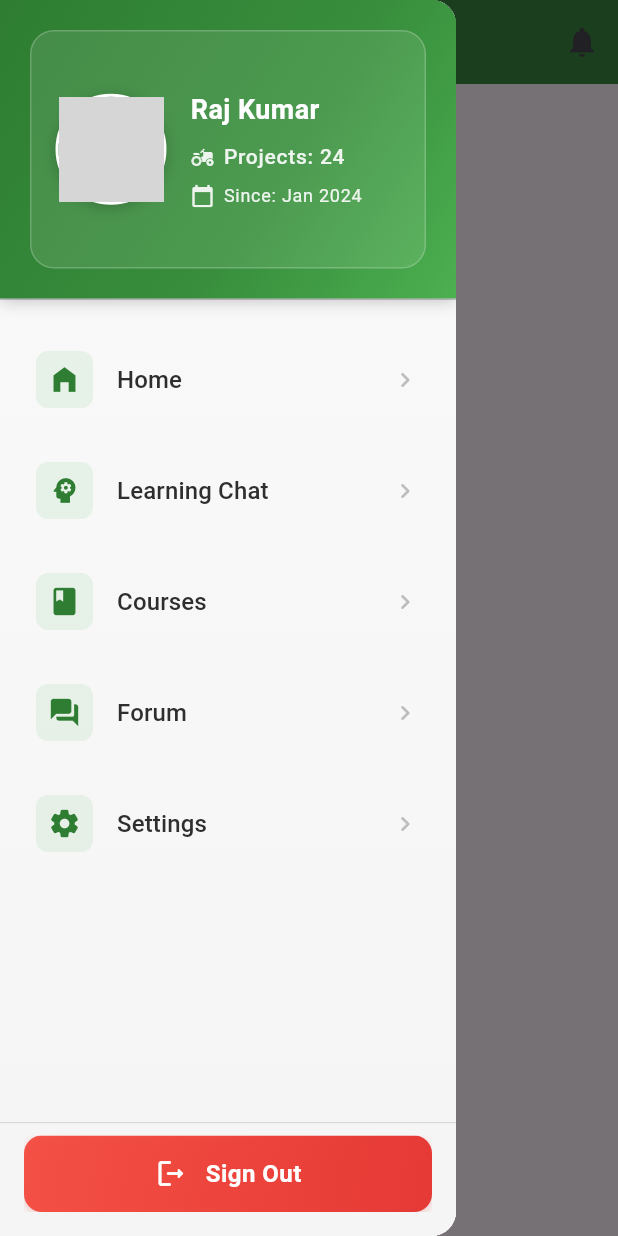
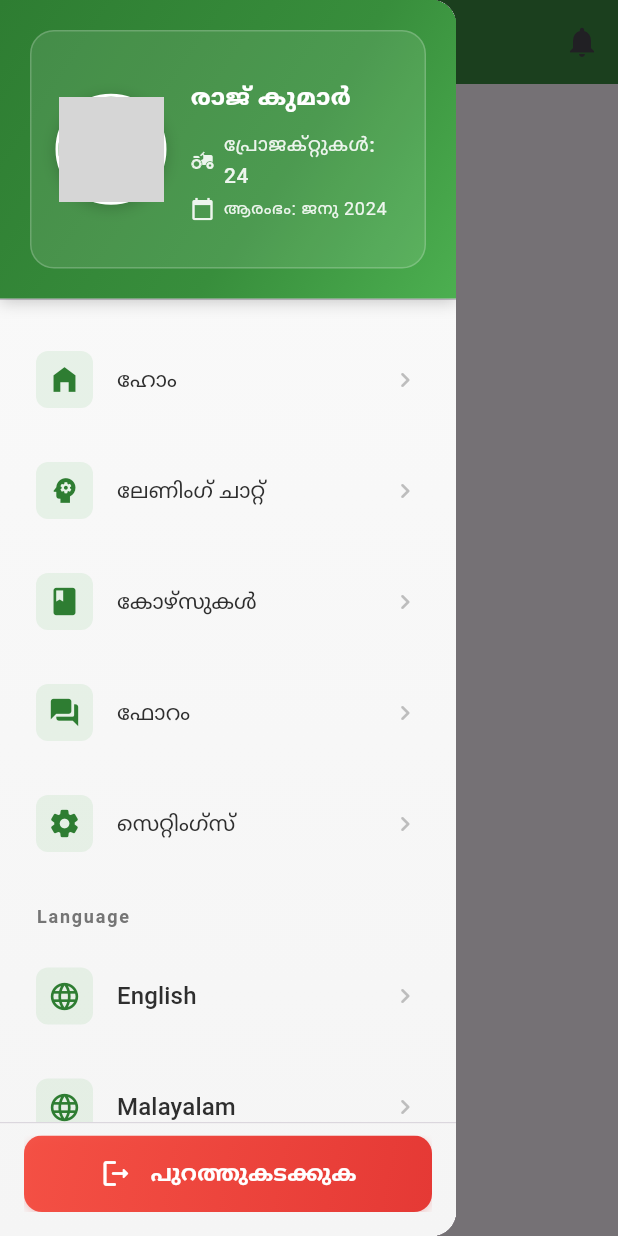
Before and after one commit to yuvakrishnayk/krishi_sakhi, a Flutter app: the screen it shows after launch, with the side drawer open, on a phone screen of 412 x 824 dp. Run offline on Flutter 3.47's test engine with Material 3 defaults, Android fonts, the light colour scheme and no system bars; network calls fail; grey boxes are pictures that could not be loaded.

Commit message:
Added Malayalam

````diff
--- a/lib/components/drawer.dart
+++ b/lib/components/drawer.dart
@@ -1,10 +1,13 @@
 import 'package:flutter/material.dart';
+import 'package:krishi_sakhi/main.dart'; // <-- for MyApp.of(context)
+import 'package:krishi_sakhi/l10n/app_localizations.dart';
 
 class CustomDrawer extends StatelessWidget {
   const CustomDrawer({Key? key}) : super(key: key);
 
   @override
   Widget build(BuildContext context) {
+    final l10n = AppLocalizations.of(context)!; // make non-null
     return Drawer(
       elevation: 16,
       child: Container(
@@ -17,18 +20,45 @@ class CustomDrawer extends StatelessWidget {
         ),
         child: Column(
           children: [
-            _buildDrawerHeader(),
+            _buildDrawerHeader(context),
             Expanded(
               child: ListView(
                 padding: EdgeInsets.zero,
                 children: [
                   const SizedBox(height: 8),
                   _buildDrawerSection('', [
-                    _DrawerItemData(Icons.home_filled, 'Home', () {}),
-                    _DrawerItemData(Icons.psychology, 'Learning Chat', () {}),
-                    _DrawerItemData(Icons.book_rounded, 'Courses', () {}),
-                    _DrawerItemData(Icons.forum_rounded, 'Forum', () {}),
-                    _DrawerItemData(Icons.settings_rounded, 'Settings', () {}),
+                    _DrawerItemData(Icons.home_filled, l10n.drawerHome, () {}),
+                    _DrawerItemData(
+                      Icons.psychology,
+                      l10n.drawerLearningChat,
+                      () {},
+                    ),
+                    _DrawerItemData(
+                      Icons.book_rounded,
+                      l10n.drawerCourses,
+                      () {},
+                    ),
+                    _DrawerItemData(
+                      Icons.forum_rounded,
+                      l10n.drawerForum,
+                      () {},
+                    ),
+                    _DrawerItemData(
+                      Icons.settings_rounded,
+                      l10n.drawerSettings,
+                      () {},
+                    ),
+                  ]),
+                  // Language switcher section
+                  _buildDrawerSection('Language', [
+                    _DrawerItemData(Icons.language, 'English', () {
+                      MyApp.of(context)?.changeLocale(const Locale('en'));
+                      Navigator.pop(context);
+                    }),
+                    _DrawerItemData(Icons.language, 'Malayalam', () {
+                      MyApp.of(context)?.changeLocale(const Locale('ml'));
+                      Navigator.pop(context);
+                    }),
                   ]),
                 ],
               ),
@@ -41,7 +71,7 @@ class CustomDrawer extends StatelessWidget {
     );
   }
 
-  Widget _buildDrawerHeader() {
+  Widget _buildDrawerHeader(BuildContext context) {
     return Container(
       height: 200,
       margin: const EdgeInsets.only(bottom: 8),
@@ -53,9 +83,9 @@ class CustomDrawer extends StatelessWidget {
             begin: Alignment.topLeft,
             end: Alignment.bottomRight,
             colors: [
-              const Color(0xFF2E7D32), // Dark green
-              const Color(0xFF388E3C), // Medium green
-              const Color(0xFF4CAF50), // Light green
+              const Color(0xFF2E7D32),
+              const Color(0xFF388E3C),
+              const Color(0xFF4CAF50),
             ],
             stops: const [0.0, 0.6, 1.0],
           ),
@@ -67,12 +97,12 @@ class CustomDrawer extends StatelessWidget {
             ),
           ],
         ),
-        child: _buildProfileContainer(),
+        child: _buildProfileContainer(context),
       ),
     );
   }
 
-  Widget _buildProfileContainer() {
+  Widget _buildProfileContainer(BuildContext context) {
     return Container(
       decoration: BoxDecoration(
         color: Colors.white.withOpacity(0.1),
@@ -86,7 +116,7 @@ class CustomDrawer extends StatelessWidget {
           _buildProfilePhoto(),
           const SizedBox(width: 16),
           // Right side - User info
-          Expanded(child: _buildUserDetails()),
+          Expanded(child: _buildUserDetails(context)),
         ],
       ),
     );
@@ -124,15 +154,16 @@ class CustomDrawer extends StatelessWidget {
     );
   }
 
-  Widget _buildUserDetails() {
+  Widget _buildUserDetails(BuildContext context) {
+    final l10n = AppLocalizations.of(context)!;
     return Column(
       crossAxisAlignment: CrossAxisAlignment.start,
       mainAxisAlignment: MainAxisAlignment.center,
       children: [
         // Name
-        const Text(
-          'Raj Kumar',
-          style: TextStyle(
+        Text(
+          l10n.userName,
+          style: const TextStyle(
             color: Colors.white,
             fontSize: 18,
             fontWeight: FontWeight.bold,
@@ -152,17 +183,21 @@ class CustomDrawer extends StatelessWidget {
               size: 16,
             ),
             const SizedBox(width: 6),
-            Text(
-              'Projects: 24',
-              style: TextStyle(
-                color: Colors.white.withOpacity(0.9),
-                fontSize: 14,
-                fontWeight: FontWeight.w500,
+            Flexible(
+              child: Text(
+                l10n.projectsCount('24'),
+                maxLines: 2,
+                overflow: TextOverflow.ellipsis,
+                style: TextStyle(
+                  color: Colors.white.withOpacity(0.9),
+                  fontSize: 14,
+                  fontWeight: FontWeight.w500,
+                ),
               ),
             ),
           ],
         ),
-        const SizedBox(height: 6),
+        const SizedBox(height: 2),
 
         // Account created date
         Row(
@@ -174,7 +209,7 @@ class CustomDrawer extends StatelessWidget {
             ),
             const SizedBox(width: 6),
             Text(
-              'Since: Jan 2024',
+              l10n.sinceDate,
               style: TextStyle(
                 color: Colors.white.withOpacity(0.9),
                 fontSize: 12,
@@ -208,10 +243,7 @@ class CustomDrawer extends StatelessWidget {
           (item) => _buildDrawerItem(
             icon: item.icon,
             title: item.title,
-            onTap: () {
-              // Navigator.pop(context);
-              item.onTap();
-            },
+            onTap: item.onTap,
           ),
         ),
       ],
@@ -269,6 +301,7 @@ class CustomDrawer extends StatelessWidget {
   }
 
   Widget _buildLogoutButton(BuildContext context) {
+    final l10n = AppLocalizations.of(context)!;
     return Container(
       width: double.infinity,
       margin: const EdgeInsets.fromLTRB(16, 8, 16, 16),
@@ -277,9 +310,7 @@ class CustomDrawer extends StatelessWidget {
         borderRadius: BorderRadius.circular(12),
         elevation: 0,
         child: InkWell(
-          onTap: () {
-            _showLogoutDialog(context);
-          },
+          onTap: () => _showLogoutDialog(context),
           borderRadius: BorderRadius.circular(12),
           child: Ink(
             decoration: BoxDecoration(
@@ -311,9 +342,9 @@ class CustomDrawer extends StatelessWidget {
                     size: 22,
                   ),
                   const SizedBox(width: 12),
-                  const Text(
-                    'Sign Out',
-                    style: TextStyle(
+                  Text(
+                    l10n.signOut,
+                    style: const TextStyle(
                       fontSize: 16,
                       fontWeight: FontWeight.w600,
                       color: Colors.white,
@@ -330,6 +361,7 @@ class CustomDrawer extends StatelessWidget {
   }
 
   void _showLogoutDialog(BuildContext context) {
+    final l10n = AppLocalizations.of(context)!;
     showDialog(
       context: context,
       builder: (BuildContext context) {
@@ -337,20 +369,23 @@ class CustomDrawer extends StatelessWidget {
           shape: RoundedRectangleBorder(
             borderRadius: BorderRadius.circular(16),
           ),
-          title: const Text(
-            'Sign Out',
-            style: TextStyle(fontWeight: FontWeight.w600),
+          title: Text(
+            l10n.signOut,
+            style: const TextStyle(fontWeight: FontWeight.w600),
           ),
-          content: const Text('Are you sure you want to sign out?'),
+          content: Text(l10n.signOutQuestion),
           actions: [
             TextButton(
               onPressed: () => Navigator.pop(context),
-              child: Text('Cancel', style: TextStyle(color: Colors.grey[600])),
+              child: Text(
+                l10n.cancel,
+                style: TextStyle(color: Colors.grey[600]),
+              ),
             ),
             ElevatedButton(
               onPressed: () {
                 Navigator.pop(context);
-                // Perform logout
+                // TODO: Perform logout
               },
               style: ElevatedButton.styleFrom(
                 backgroundColor: Colors.red.shade600,
@@ -358,9 +393,9 @@ class CustomDrawer extends StatelessWidget {
                   borderRadius: BorderRadius.circular(8),
                 ),
               ),
-              child: const Text(
-                'Sign Out',
-                style: TextStyle(color: Colors.white),
+              child: Text(
+                l10n.signOut,
+                style: const TextStyle(color: Colors.white),
               ),
             ),
           ],
@@ -374,6 +409,5 @@ class _DrawerItemData {
   final IconData icon;
   final String title;
   final VoidCallback onTap;
-
   _DrawerItemData(this.icon, this.title, this.onTap);
 }
--- /dev/null
+++ b/lib/l10n/app_localizations.dart
@@ -0,0 +1,201 @@
+import 'dart:async';
+
+import 'package:flutter/foundation.dart';
+import 'package:flutter/widgets.dart';
+import 'package:flutter_localizations/flutter_localizations.dart';
+import 'package:intl/intl.dart' as intl;
+
+import 'app_localizations_en.dart';
+import 'app_localizations_ml.dart';
+
+// ignore_for_file: type=lint
+
+/// Callers can lookup localized strings with an instance of AppLocalizations
+/// returned by `AppLocalizations.of(context)`.
+///
+/// Applications need to include `AppLocalizations.delegate()` in their app's
+/// `localizationDelegates` list, and the locales they support in the app's
+/// `supportedLocales` list. For example:
+///
+/// ```dart
+/// import 'l10n/app_localizations.dart';
+///
+/// return MaterialApp(
+///   localizationsDelegates: AppLocalizations.localizationsDelegates,
+///   supportedLocales: AppLocalizations.supportedLocales,
+///   home: MyApplicationHome(),
+/// );
+/// ```
+///
+/// ## Update pubspec.yaml
+///
+/// Please make sure to update your pubspec.yaml to include the following
+/// packages:
+///
+/// ```yaml
+/// dependencies:
+///   # Internationalization support.
+///   flutter_localizations:
+///     sdk: flutter
+///   intl: any # Use the pinned version from flutter_localizations
+///
+///   # Rest of dependencies
+/// ```
+///
+/// ## iOS Applications
+///
+/// iOS applications define key application metadata, including supported
+/// locales, in an Info.plist file that is built into the application bundle.
+/// To configure the locales supported by your app, you’ll need to edit this
+/// file.
+///
+/// First, open your project’s ios/Runner.xcworkspace Xcode workspace file.
+/// Then, in the Project Navigator, open the Info.plist file under the Runner
+/// project’s Runner folder.
+///
+/// Next, select the Information Property List item, select Add Item from the
+/// Editor menu, then select Localizations from the pop-up menu.
+///
+/// Select and expand the newly-created Localizations item then, for each
+/// locale your application supports, add a new item and select the locale
+/// you wish to add from the pop-up menu in the Value field. This list should
+/// be consistent with the languages listed in the AppLocalizations.supportedLocales
+/// property.
+abstract class AppLocalizations {
+  AppLocalizations(String locale) : localeName = intl.Intl.canonicalizedLocale(locale.toString());
+
+  final String localeName;
+
+  static AppLocalizations? of(BuildContext context) {
+    return Localizations.of<AppLocalizations>(context, AppLocalizations);
+  }
+
+  static const LocalizationsDelegate<AppLocalizations> delegate = _AppLocalizationsDelegate();
+
+  /// A list of this localizations delegate along with the default localizations
+  /// delegates.
+  ///
+  /// Returns a list of localizations delegates containing this delegate along with
+  /// GlobalMaterialLocalizations.delegate, GlobalCupertinoLocalizations.delegate,
+  /// and GlobalWidgetsLocalizations.delegate.
+  ///
+  /// Additional delegates can be added by appending to this list in
+  /// MaterialApp. This list does not have to be used at all if a custom list
+  /// of delegates is preferred or required.
+  static const List<LocalizationsDelegate<dynamic>> localizationsDelegates = <LocalizationsDelegate<dynamic>>[
+    delegate,
+    GlobalMaterialLocalizations.delegate,
+    GlobalCupertinoLocalizations.delegate,
+    GlobalWidgetsLocalizations.delegate,
+  ];
+
+  /// A list of this localizations delegate's supported locales.
+  static const List<Locale> supportedLocales = <Locale>[
+    Locale('en'),
+    Locale('ml')
+  ];
+
+  /// No description provided for @appTitle.
+  ///
+  /// In en, this message translates to:
+  /// **'Krishi Sakhi'**
+  String get appTitle;
+
+  /// No description provided for @drawerHome.
+  ///
+  /// In en, this message translates to:
+  /// **'Home'**
+  String get drawerHome;
+
+  /// No description provided for @drawerLearningChat.
+  ///
+  /// In en, this message translates to:
+  /// **'Learning Chat'**
+  String get drawerLearningChat;
+
+  /// No description provided for @drawerCourses.
+  ///
+  /// In en, this message translates to:
+  /// **'Courses'**
+  String get drawerCourses;
+
+  /// No description provided for @drawerForum.
+  ///
+  /// In en, this message translates to:
+  /// **'Forum'**
+  String get drawerForum;
+
+  /// No description provided for @drawerSettings.
+  ///
+  /// In en, this message translates to:
+  /// **'Settings'**
+  String get drawerSettings;
+
+  /// No description provided for @userName.
+  ///
+  /// In en, this message translates to:
+  /// **'Raj Kumar'**
+  String get userName;
+
+  /// No description provided for @projectsCount.
+  ///
+  /// In en, this message translates to:
+  /// **'Projects: {count}'**
+  String projectsCount(Object count);
+
+  /// No description provided for @sinceDate.
+  ///
+  /// In en, this message translates to:
+  /// **'Since: Jan 2024'**
+  String get sinceDate;
+
+  /// No description provided for @signOut.
+  ///
+  /// In en, this message translates to:
+  /// **'Sign Out'**
+  String get signOut;
+
+  /// No description provided for @signOutQuestion.
+  ///
+  /// In en, this message translates to:
+  /// **'Are you sure you want to sign out?'**
+  String get signOutQuestion;
+
+  /// No description provided for @cancel.
+  ///
+  /// In en, this message translates to:
+  /// **'Cancel'**
+  String get cancel;
+}
+
+class _AppLocalizationsDelegate extends LocalizationsDelegate<AppLocalizations> {
+  const _AppLocalizationsDelegate();
+
+  @override
+  Future<AppLocalizations> load(Locale locale) {
+    return SynchronousFuture<AppLocalizations>(lookupAppLocalizations(locale));
+  }
+
+  @override
+  bool isSupported(Locale locale) => <String>['en', 'ml'].contains(locale.languageCode);
+
+  @override
+  bool shouldReload(_AppLocalizationsDelegate old) => false;
+}
+
+AppLocalizations lookupAppLocalizations(Locale locale) {
+
+
+  // Lookup logic when only language code is specified.
+  switch (locale.languageCode) {
+    case 'en': return AppLocalizationsEn();
+    case 'ml': return AppLocalizationsMl();
+  }
+
+  throw FlutterError(
+    'AppLocalizations.delegate failed to load unsupported locale "$locale". This is likely '
+    'an issue with the localizations generation tool. Please file an issue '
+    'on GitHub with a reproducible sample app and the gen-l10n configuration '
+    'that was used.'
+  );
+}
--- /dev/null
+++ b/lib/l10n/app_ml.arb
@@ -0,0 +1,14 @@
+{
+  "appTitle": "കൃഷി സഖി",
+  "drawerHome": "ഹോം",
+  "drawerLearningChat": "ലേണിംഗ് ചാറ്റ്",
+  "drawerCourses": "കോഴ്‌സുകൾ",
+  "drawerForum": "ഫോറം",
+  "drawerSettings": "സെറ്റിംഗ്‌സ്",
+  "userName": "രാജ് കുമാർ",
+  "projectsCount": "പ്രോജക്റ്റുകൾ: {count}",
+  "sinceDate": "ആരംഭം: ജനു 2024",
+  "signOut": "പുറത്തുകടക്കുക",
+  "signOutQuestion": "നിങ്ങൾക്ക് പുറത്തുകടക്കണമെന്ന് 확定?",
+  "cancel": "റദ്ദാക്കുക"
+}
--- a/lib/main.dart
+++ b/lib/main.dart
@@ -1,21 +1,41 @@
 import 'package:flutter/material.dart';
 import 'package:krishi_sakhi/screens/main_screen.dart';
+import 'package:krishi_sakhi/l10n/app_localizations.dart'; // <-- correct generated file
 
 void main() {
   runApp(const MyApp());
 }
 
-class MyApp extends StatelessWidget {
+class MyApp extends StatefulWidget {
   const MyApp({super.key});
+
+  static _MyAppState? of(BuildContext context) =>
+      context.findAncestorStateOfType<_MyAppState>();
+
+  @override
+  State<MyApp> createState() => _MyAppState();
+}
+
+class _MyAppState extends State<MyApp> {
+  Locale? _locale = const Locale('ml'); // default English
+
+  void changeLocale(Locale locale) {
+    if (_locale == locale) return;
+    setState(() => _locale = locale);
+  }
+
   @override
   Widget build(BuildContext context) {
     return MaterialApp(
-      title: 'Flutter Demo',
+      locale: _locale,
+      supportedLocales: AppLocalizations.supportedLocales,
+      onGenerateTitle: (c) => AppLocalizations.of(c)!.appTitle,
       theme: ThemeData(
         colorScheme: ColorScheme.fromSeed(seedColor: Colors.deepPurple),
       ),
       debugShowCheckedModeBanner: false,
-      home: MainScreen(),
+      localizationsDelegates: AppLocalizations.localizationsDelegates,
+      home: const MainScreen(),
     );
   }
 }
--- a/lib/screens/main_screen.dart
+++ b/lib/screens/main_screen.dart
@@ -1,4 +1,5 @@
 import 'package:flutter/material.dart';
+import 'package:krishi_sakhi/l10n/app_localizations.dart';
 import '../components/drawer.dart';
 
 class MainScreen extends StatefulWidget {
@@ -50,7 +51,7 @@ class _MainScreenState extends State<MainScreen>
           onPressed: _toggleDrawer,
         ),
         title: Text(
-          'Krishi Sakhi',
+          AppLocalizations.of(context)!.appTitle,
           style: TextStyle(fontWeight: FontWeight.bold),
         ),
         backgroundColor: Colors.green[700],
````
Also changed, not shown: lib/l10n/app_en.arb (added, +14 -0 lines), lib/l10n/app_localizations_en.dart (added, +48 -0 lines), lib/l10n/app_localizations_ml.dart (added, +48 -0 lines), pubspec.yaml (+8 -10 lines), pubspec.lock.
